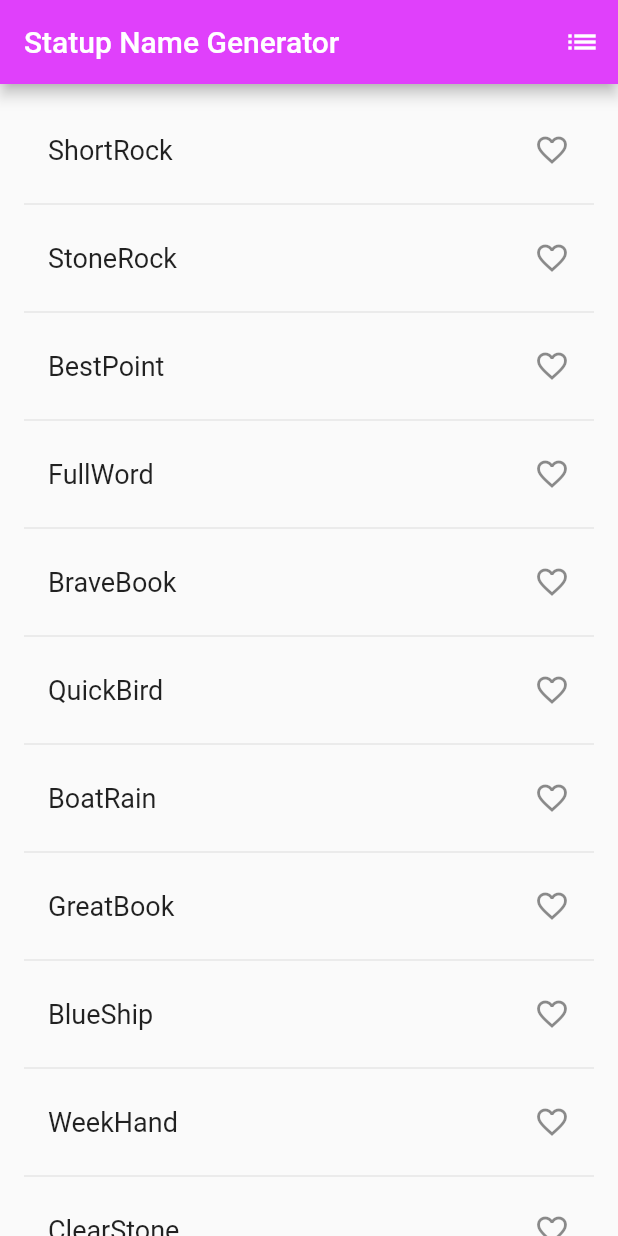
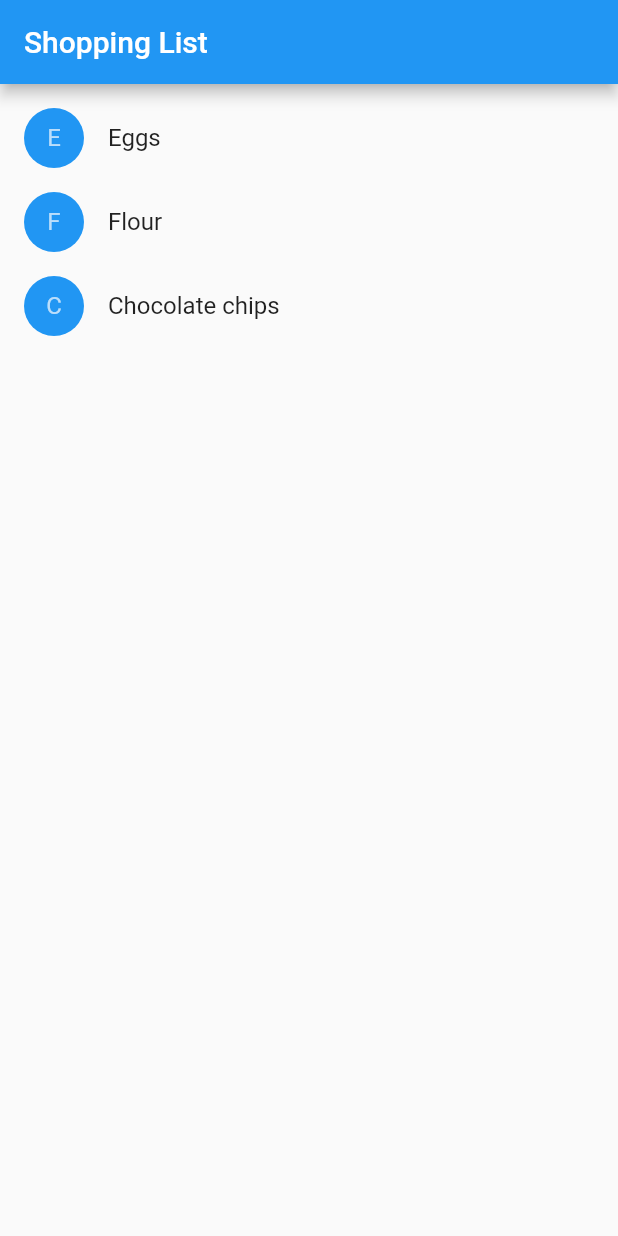
Before and after one commit to IdiotLeon/TutorialFlutter2, a Flutter app: the screen it shows after launch, on a phone screen of 412 x 824 dp. Run offline on Flutter 3.47's test engine with Material 2 defaults, Android fonts, the phone set to English and light mode, and no system bars.

Commit message:
demo: Adding ShoppingCart example

```diff
--- /dev/null
+++ b/lib/ShoppingList.dart
@@ -0,0 +1,44 @@
+import 'package:flutter/material.dart';
+import 'ShoppingListItem.dart';
+
+class ShoppingList extends StatefulWidget {
+  ShoppingList({Key key, this.products}) : super(key: key);
+
+  final List<Product> products;
+
+  @override
+  _ShoppingListState createState() => _ShoppingListState();
+}
+
+class _ShoppingListState extends State<ShoppingList> {
+  Set<Product> _shoppingCart = Set<Product>();
+
+  void _handleCartChanged(Product product, bool inCart) {
+    setState(() {
+      if (inCart) {
+        _shoppingCart.add(product);
+      } else {
+        _shoppingCart.remove(product);
+      }
+    });
+  }
+
+  @override
+  Widget build(BuildContext context) {
+    return Scaffold(
+      appBar: AppBar(
+        title: Text('Shopping List'),
+      ),
+      body: ListView(
+        padding: EdgeInsets.symmetric(vertical: 8.0),
+        children: widget.products.map((Product product) {
+          return ShoppingListItem(
+            product: product,
+            inCart: _shoppingCart.contains(product),
+            onCartChanged: _handleCartChanged,
+          );
+        }).toList(),
+      ),
+    );
+  }
+}
--- /dev/null
+++ b/lib/ShoppingListItem.dart
@@ -0,0 +1,46 @@
+import 'package:flutter/material.dart';
+
+class Product {
+  const Product({this.name});
+
+  final String name;
+}
+
+typedef void CartChangeCallback(Product product, bool inCart);
+
+class ShoppingListItem extends StatelessWidget {
+  ShoppingListItem({Product product, this.inCart, this.onCartChanged})
+      : product = product,
+        super(key: ObjectKey(product));
+
+  final Product product;
+  final bool inCart;
+  final CartChangeCallback onCartChanged;
+
+  Color _getColor(BuildContext context) {
+    return inCart ? Colors.black54 : Theme.of(context).primaryColor;
+  }
+
+  TextStyle _getTextStyle(BuildContext context) {
+    if (!inCart) return null;
+
+    return TextStyle(
+      color: Colors.black54,
+      decoration: TextDecoration.lineThrough,
+    );
+  }
+
+  @override
+  Widget build(BuildContext context) {
+    return ListTile(
+      onTap: () {
+        onCartChanged(product, !inCart);
+      },
+      leading: CircleAvatar(
+        backgroundColor: _getColor(context),
+        child: Text(product.name[0]),
+      ),
+      title: Text(product.name, style: _getTextStyle(context)),
+    );
+  }
+}
--- a/lib/main.dart
+++ b/lib/main.dart
@@ -1,109 +1,120 @@
 import 'package:flutter/material.dart';
-import 'package:english_words/english_words.dart';
+import 'ShoppingList.dart';
+import 'ShoppingListItem.dart';
 
-void main() => runApp(MyApp());
+void main() {
+  runApp(MaterialApp(
+    title: 'Shopping App',
+    home: ShoppingList(
+      products: <Product>[
+        Product(name: 'Eggs'),
+        Product(name: 'Flour'),
+        Product(name: 'Chocolate chips'),
+      ],
+    ),
+  ));
+}
 
-class MyApp extends StatelessWidget {
+class TutorialHome extends StatelessWidget {
   @override
   Widget build(BuildContext context) {
-    return MaterialApp(
-      title: 'Startup Name Generator',
-      theme: new ThemeData(
-        primaryColor: Colors.purpleAccent,
+    return Scaffold(
+      appBar: AppBar(
+        leading: IconButton(
+          icon: Icon(Icons.menu),
+          tooltip: 'Navigation menu',
+          onPressed: null,
+        ),
+        title: Text('Example title'),
+        actions: <Widget>[
+          IconButton(
+            icon: Icon(Icons.search),
+            tooltip: 'Search',
+            onPressed: null,
+          ),
+        ],
       ),
-      home: RandomWords(),
+      body: Center(
+        child: Text('Hello World'),
+      ),
+      floatingActionButton: FloatingActionButton(
+          tooltip: 'Add', child: Icon(Icons.add), onPressed: null),
     );
   }
 }
 
-class RandomWordsState extends State<RandomWords> {
-  final List<WordPair> _suggestions = <WordPair>[];
-  final Set<WordPair> _saved = new Set<WordPair>();
-  final TextStyle _biggerFont = const TextStyle(fontSize: 18.0);
+class MyButton extends StatelessWidget {
+  @override
+  Widget build(BuildContext context) {
+    return GestureDetector(
+      onTap: () {
+        print('MyButton was tapped!');
+      },
+      child: Container(
+        height: 36.0,
+        padding: const EdgeInsets.all(8.0),
+        margin: const EdgeInsets.symmetric(horizontal: 8.0),
+        decoration: BoxDecoration(
+          borderRadius: BorderRadius.circular(5.0),
+          color: Colors.lightGreen[500],
+        ),
+        child: Center(
+          child: Text('Engage'),
+        ),
+      ),
+    );
+  }
+}
+
+class Counter extends StatefulWidget {
+  @override
+  _CounterState createState() => _CounterState();
+}
+
+class _CounterState extends State<Counter> {
+  int _counter = 0;
+
+  void _increment() {
+    setState(() {
+      _counter++;
+    });
+  }
 
   @override
   Widget build(BuildContext context) {
-    return new Scaffold(
-      appBar: new AppBar(
-        title: new Text('Statup Name Generator'),
-        actions: <Widget>[
-          new IconButton(icon: const Icon(Icons.list), onPressed: _pushSaved),
-        ],
-      ),
-      body: _buildSuggestions(),
+    return Row(
+      children: <Widget>[
+        RaisedButton(
+          onPressed: _increment,
+          child: Text('Increment'),
+        ),
+        Text('Count: $_counter'),
+      ],
     );
-  }
-
-  Widget _buildSuggestions() {
-    return ListView.builder(
-        padding: const EdgeInsets.all(16.0),
-        itemBuilder: (context, i) {
-          if (i.isOdd) return Divider();
-
-          final index = i ~/ 2;
-
-          if (index >= _suggestions.length) {
-            _suggestions.addAll(generateWordPairs().take(10));
-          }
-
-          return _buildRow(_suggestions[index]);
-        });
-  }
-
-  void _pushSaved() {
-    Navigator.of(context).push(
-      new MaterialPageRoute<void>(builder: (BuildContext context) {
-        final Iterable<ListTile> tiles = _saved.map(
-          (WordPair pair) {
-            return new ListTile(
-              title: new Text(
-                pair.asPascalCase,
-                style: _biggerFont,
-              ),
-            );
-          },
-        );
-
-        final List<Widget> divided = ListTile.divideTiles(
-          context: context,
-          tiles: tiles,
-        ).toList();
-
-        return new Scaffold(
-          appBar: new AppBar(
-            title: const Text('Saved Suggestions'),
-          ),
-          body: new ListView(children: divided),
-        );
-      }),
-    );
-  }
-
-  Widget _buildRow(WordPair pair) {
-    final bool alreadySaved = _saved.contains(pair);
-
-    return ListTile(
-        title: Text(
-          pair.asPascalCase,
-          style: _biggerFont,
-        ),
-        trailing: new Icon(
-          alreadySaved ? Icons.favorite : Icons.favorite_border,
-          color: alreadySaved ? Colors.red : null,
-        ),
-        onTap: () {
-          setState(() {
-            if (alreadySaved) {
-              _saved.remove(pair);
-            } else {
-              _saved.add(pair);
-            }
-          });
-        });
   }
 }
 
-class RandomWords extends StatefulWidget {
+class CounterDisplay extends StatelessWidget {
+  CounterDisplay({this.count});
+
+  final int count;
+
   @override
-  RandomWordsState createState() => new RandomWordsState();
+  Widget build(BuildContext context) {
+    return Text('Count: $count');
+  }
 }
+
+class CounterIncrementor extends StatelessWidget {
+  CounterIncrementor({this.onPressed});
+
+  final VoidCallback onPressed;
+
+  @override
+  Widget build(BuildContext context) {
+    return RaisedButton(
+      onPressed: onPressed,
+      child: Text('Increment'),
+    );
+  }
+}
```
Also changed, not shown: 1 other file.
